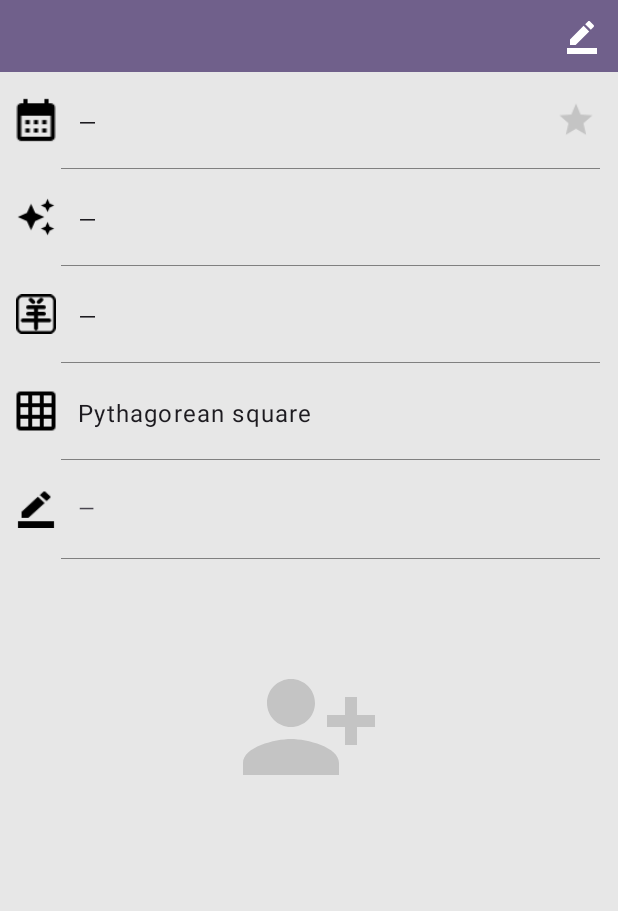
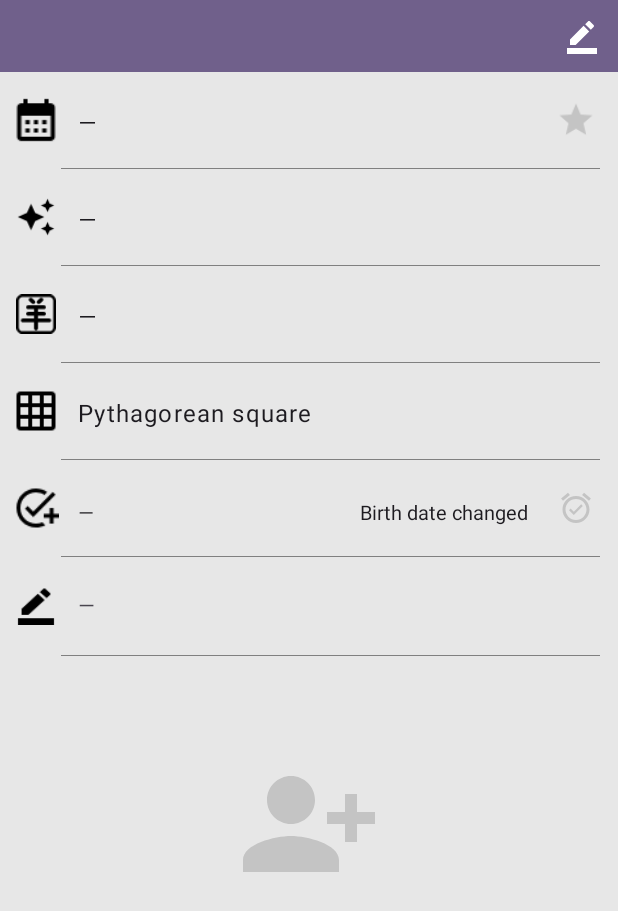
Before and after one commit to akapitanskiy/numero_app, an Android app: the fragment PersonDetailsFragment placed in its activity, on a phone screen of 412 x 824 dp. Shown: the top 911 px of the screen. Run offline under Robolectric (Android 15) with nearby library versions, the phone set to English and light mode, and no system bars; our stand-ins replace Dagger/Hilt's generated code, RxJava, navigation-ui; 6 statements that could not run were skipped.

Commit message:
added: full years, date created, birthday was changed. Get rid of libs. in dependencies

```diff
--- a/app/src/main/java/com/alexthekap/numerology2_appp/ui/people/details/PersonDetailsViewModel.kt
+++ b/app/src/main/java/com/alexthekap/numerology2_appp/ui/people/details/PersonDetailsViewModel.kt
@@ -1,11 +1,11 @@
 package com.alexthekap.numerology2_appp.ui.people.details
 
 import android.content.Context
-import android.media.ExifInterface
 import android.net.Uri
 import android.os.Bundle
 import android.util.Log
 import android.widget.Toast
+import androidx.exifinterface.media.ExifInterface
 import androidx.lifecycle.LiveData
 import androidx.lifecycle.MutableLiveData
 import androidx.lifecycle.ViewModel
@@ -153,7 +153,7 @@ class PersonDetailsViewModel @Inject constructor(
                 return byteArrayOutputStream.toByteArray()
             }
         } catch (e: IOException) {
-            Log.e(TAG, "readBytes: ERROR", e)
+            Log.e(TAG, "readBytes(): ERROR", e)
         } finally {
             inputStream?.close()
             byteArrayOutputStream?.close()
@@ -177,7 +177,7 @@ class PersonDetailsViewModel @Inject constructor(
                 return orientation
             }
         } catch (e: IOException) {
-            Log.e(TAG, "readBytes: ERROR", e)
+            Log.e(TAG, "readOrientation(): ERROR", e)
         } finally {
             inputStream?.close()
         }
--- /dev/null
+++ b/app/src/main/res/drawable/ic_add_date.xml
@@ -0,0 +1,5 @@
+<vector xmlns:android="http://schemas.android.com/apk/res/android" android:height="24dp" android:tint="#000000" android:viewportHeight="24" android:viewportWidth="24" android:width="24dp">
+
+    <path android:fillColor="@android:color/white" android:pathData="M22,5.18L10.59,16.6l-4.24,-4.24l1.41,-1.41l2.83,2.83l10,-10L22,5.18zM12,20c-4.41,0 -8,-3.59 -8,-8s3.59,-8 8,-8c1.57,0 3.04,0.46 4.28,1.25l1.45,-1.45C16.1,2.67 14.13,2 12,2C6.48,2 2,6.48 2,12s4.48,10 10,10c1.73,0 3.36,-0.44 4.78,-1.22l-1.5,-1.5C14.28,19.74 13.17,20 12,20zM19,15h-3v2h3v3h2v-3h3v-2h-3v-3h-2V15z"/>
+
+</vector>
--- /dev/null
+++ b/app/src/main/res/drawable/ic_alarm_on.xml
@@ -0,0 +1,5 @@
+<vector xmlns:android="http://schemas.android.com/apk/res/android" android:height="24dp" android:tint="#000000" android:viewportHeight="24" android:viewportWidth="24" android:width="24dp">
+
+    <path android:fillColor="@android:color/white" android:pathData="M10.54,14.53L8.41,12.4l-1.06,1.06 3.18,3.18 6,-6 -1.06,-1.06zM17.337,1.81l4.607,3.845 -1.28,1.535 -4.61,-3.843zM6.663,1.81l1.282,1.536L3.337,7.19l-1.28,-1.536zM12,4c-4.97,0 -9,4.03 -9,9s4.03,9 9,9 9,-4.03 9,-9 -4.03,-9 -9,-9zM12,20c-3.86,0 -7,-3.14 -7,-7s3.14,-7 7,-7 7,3.14 7,7 -3.14,7 -7,7z"/>
+
+</vector>
--- a/app/src/main/res/layout/fragment_person_details.xml
+++ b/app/src/main/res/layout/fragment_person_details.xml
@@ -24,8 +24,17 @@
         android:id="@+id/birthdayText"
         style="@style/Theme.AppTheme.DetailsTitle"
         android:text="@string/no_numbers"
+        android:textSize="15sp"
         app:layout_constraintBottom_toBottomOf="@id/birthdayImg"
         app:layout_constraintStart_toEndOf="@id/birthdayImg"
+        app:layout_constraintEnd_toStartOf="@id/fullYearsText"
+        />
+
+    <androidx.appcompat.widget.AppCompatTextView
+        android:id="@+id/fullYearsText"
+        style="@style/Theme.AppTheme.DetailsTitle"
+        app:layout_constraintBottom_toBottomOf="@id/birthdayImg"
+        app:layout_constraintStart_toEndOf="@id/birthdayText"
         app:layout_constraintEnd_toStartOf="@id/isFavoriteImg"
         />
 
@@ -135,13 +144,54 @@
         />
 
     <androidx.appcompat.widget.AppCompatImageView
+        android:id="@+id/dateCreatedImg"
+        style="@style/Theme.AppTheme.DetailsImg"
+        app:srcCompat="@drawable/ic_add_date"
+        app:layout_constraintTop_toBottomOf="@id/divider1"
+        app:layout_constraintStart_toStartOf="parent"
+        />
+
+    <androidx.appcompat.widget.AppCompatTextView
+        android:id="@+id/dateCreatedText"
+        style="@style/Theme.AppTheme.DetailsTitle"
+        android:text="@string/no_numbers"
+        android:textSize="13sp"
+        android:letterSpacing="0"
+        app:layout_constraintBottom_toBottomOf="@id/dateCreatedImg"
+        app:layout_constraintStart_toEndOf="@id/dateCreatedImg"
+        app:layout_constraintEnd_toStartOf="@id/birthDateWasChanged"
+        />
+
+    <androidx.appcompat.widget.AppCompatTextView
+        android:id="@+id/birthDateWasChanged"
+        style="@style/Theme.AppTheme.DetailsTitle"
+        android:textSize="13sp"
+        android:text="@string/birth_was_changed"
+        android:drawableEnd="@drawable/ic_alarm_on"
+        android:drawableTint="@color/gray_77"
+        android:gravity="bottom"
+        android:letterSpacing="0"
+        app:layout_constraintBottom_toBottomOf="@id/dateCreatedImg"
+        app:layout_constraintStart_toEndOf="@id/dateCreatedText"
+        app:layout_constraintEnd_toEndOf="parent"
+        />
+
+    <androidx.appcompat.widget.AppCompatImageView
+        android:id="@+id/divider6"
+        style="@style/Theme.AppTheme.DividerDetails"
+        android:layout_width="match_parent"
+        app:srcCompat="@drawable/divider"
+        app:layout_constraintTop_toBottomOf="@id/dateCreatedImg"
+        />
+
+    <androidx.appcompat.widget.AppCompatImageView
         android:id="@+id/noteImg"
         style="@style/Theme.AppTheme.DetailsImg"
         android:scaleY="1.1"
         android:scaleX="1.2"
         app:srcCompat="@drawable/ic_pencil"
         app:tint="@color/black"
-        app:layout_constraintTop_toBottomOf="@id/divider1"
+        app:layout_constraintTop_toBottomOf="@id/divider6"
         app:layout_constraintStart_toStartOf="parent"
         />
 
@@ -154,7 +204,7 @@
         android:text="@string/no_numbers"
         android:gravity="center_vertical"
         app:layout_constraintHeight_min="64dp"
-        app:layout_constraintTop_toBottomOf="@id/divider1"
+        app:layout_constraintTop_toBottomOf="@id/divider6"
         app:layout_constraintStart_toEndOf="@id/noteImg"
         app:layout_constraintEnd_toEndOf="parent"
         />
--- a/app/src/main/res/values/strings.xml
+++ b/app/src/main/res/values/strings.xml
@@ -12,6 +12,8 @@
     <string name="note_filter">Filter by note</string>
     <string name="favorite_first">Favorite first</string>
     <string name="pythagorean_matrix">Pythagorean square</string>
+    <string name="birth_was_changed">Birth date changed</string>
+    <string name="full_years">%s yrs</string>
     <string name="no_numbers">\u2014</string>
     <string name="warning_delete_person">Person is about to be deleted</string>
     <string name="warning_delete_photo">Photo is about to be deleted</string>
```
Also changed, not shown: app/build.gradle (+14 -13 lines), app/src/main/java/com/alexthekap/numerology2_appp/ui/people/details/PersonDetailsFragment.kt (+11 -5 lines), app/src/main/java/com/alexthekap/numerology2_appp/util/Utils.kt (+28 -0 lines), gradle/libs.versions.toml (deleted, +0 -20 lines).
